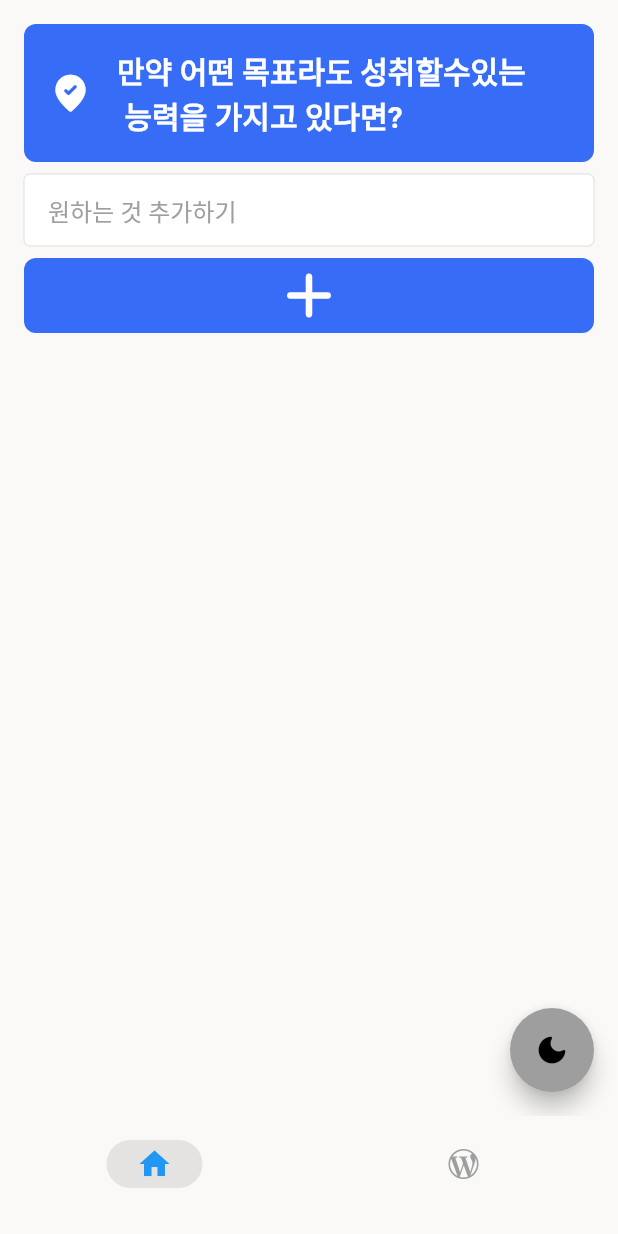
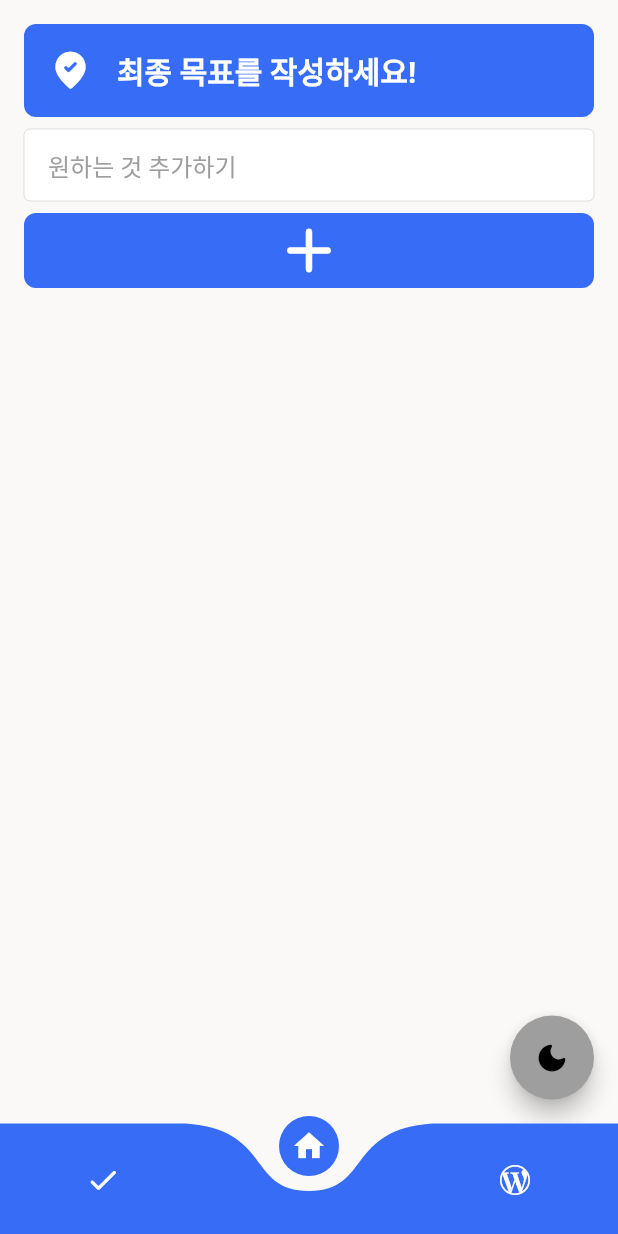
Before and after one commit to kimwlsgh33/logos, a Flutter app: the screen it shows after launch, on a phone screen of 412 x 824 dp. Run offline on Flutter 3.47's test engine with Material 2 defaults, Android fonts, the phone set to English and light mode, and no system bars; drawn by our look-alikes of animated_text_kit, curved_navigation_bar; our stand-ins replace bloc_concurrency, flutter_bloc, font_awesome_flutter, get, google_fonts, rxdart and 1 more; accounts and stored records are empty.

Commit message:
add: curved navigation bar

```diff
--- a/lib/src/config/navs/home_nav.dart
+++ b/lib/src/config/navs/home_nav.dart
@@ -1,4 +1,6 @@
+import 'package:curved_navigation_bar/curved_navigation_bar.dart';
 import 'package:flutter/material.dart';
+import 'package:logos/src/presenter/views/goals/goal_complete_screen.dart';
 import 'package:logos/src/presenter/views/goals/goal_screen.dart';
 import 'package:logos/src/presenter/views/wisdom/wisdom_screen.dart';
 
@@ -11,18 +13,15 @@ class HomeNav extends StatefulWidget {
 
 class _HomeNavState extends State<HomeNav> {
   final GlobalKey<ScaffoldState> _scaffoldKey = GlobalKey<ScaffoldState>();
-  int _page = 0;
-  late PageController _pageController;
+  int _page = 1;
 
   @override
   void initState() {
     super.initState();
-    _pageController = PageController();
   }
 
   @override
   void dispose() {
-    _pageController.dispose();
     super.dispose();
   }
 
@@ -30,51 +29,46 @@ class _HomeNavState extends State<HomeNav> {
     setState(() {
       _page = index;
     });
-    _pageController.jumpToPage(index);
   }
+
+  // static const optionStyle = TextStyle(
+  //   fontSize: 30,
+  //   fontWeight: FontWeight.bold,
+  // );
+
+  static const List<Widget> _widgetOptions = <Widget>[
+    GoalCompleteScreen(),
+    GoalScreen(),
+    WisdomScreen(),
+  ];
 
   @override
   Widget build(BuildContext context) {
     return Scaffold(
       key: _scaffoldKey,
-      body: PageView(
-        physics: const NeverScrollableScrollPhysics(),
-        controller: _pageController,
-        onPageChanged: onPageChanged,
-        children: const [
-          GoalScreen(),
-          WisdomScreen(),
-          // if (Responsive.isDesktop(context)) const ContentScreen(),
-        ],
+      body: Center(
+        child: _widgetOptions.elementAt(_page),
       ),
-      bottomNavigationBar: Container(
-        decoration: BoxDecoration(
-          color: Theme.of(context).colorScheme.background,
-        ),
-        child: NavigationBar(
-          selectedIndex: _page,
+      bottomNavigationBar: CurvedNavigationBar(
+        index: _page,
+        buttonBackgroundColor: Theme.of(context).colorScheme.primary,
         backgroundColor: Theme.of(context).colorScheme.background,
-          onDestinationSelected: onPageChanged,
-          destinations: [
-            NavigationDestination(
-              icon: Icon(Icons.home,
-                  color: _page == 0 ? Colors.blue : Colors.grey),
-              label: "",
-            ),
-            NavigationDestination(
-              icon: Icon(Icons.wordpress,
-                  color: _page == 1 ? Colors.blue : Colors.grey),
-              label: "",
-            ),
+        color: Theme.of(context).colorScheme.primary,
+        onTap: onPageChanged,
+        items: [
+          Icon(Icons.check_rounded,
+              color: _page == 0 ? Colors.white : Colors.white),
+          Icon(Icons.home, color: _page == 1 ? Colors.white : Colors.white),
+          Icon(Icons.wordpress, color: _page == 2 ? Colors.white : Colors.white),
+          // if (Responsive.isDesktop(context))
           // if (Responsive.isDesktop(context))
           //     NavigationDestination(
           //       icon: Icon(Icons.question_mark_rounded,
-            //           color: _page == 4 ? Colors.blue : Colors.grey),
+          //           color: _page == 4 ? Colors.blue : Colors.black),
           //       label: "",
           //     ),
         ],
       ),
-      ),
     );
   }
 }
--- /dev/null
+++ b/lib/src/presenter/views/goals/goal_complete_screen.dart
@@ -0,0 +1,10 @@
+import 'package:flutter/material.dart';
+
+class GoalCompleteScreen extends StatelessWidget {
+  const GoalCompleteScreen({super.key});
+
+  @override
+  Widget build(BuildContext context) {
+    return Container();
+  }
+}
--- a/lib/src/presenter/views/goals/goal_screen.dart
+++ b/lib/src/presenter/views/goals/goal_screen.dart
@@ -46,7 +46,7 @@ class _GoalScreenState extends State<GoalScreen> with TickerProviderStateMixin {
                 child: Column(
                   children: [
                     const TypingCard(
-                      text: '만약 어떤 목표라도 성취할수있는\n 능력을 가지고 있다면?',
+                      text: '최종 목표를 작성하세요!',
                       icon: Icons.where_to_vote_rounded,
                     ),
                     smallVerticalSpace(),
--- a/pubspec.yaml
+++ b/pubspec.yaml
@@ -47,6 +47,7 @@ dependencies:
   bloc: ^8.1.1
   font_awesome_flutter: ^10.3.0
   flutter_native_splash: ^2.2.17
+  curved_navigation_bar: ^1.0.3
 
 dev_dependencies:
   flutter_test:
```
Also changed, not shown: pubspec.lock, 1 other file. Lines whose indentation alone changed are shown as unchanged.
